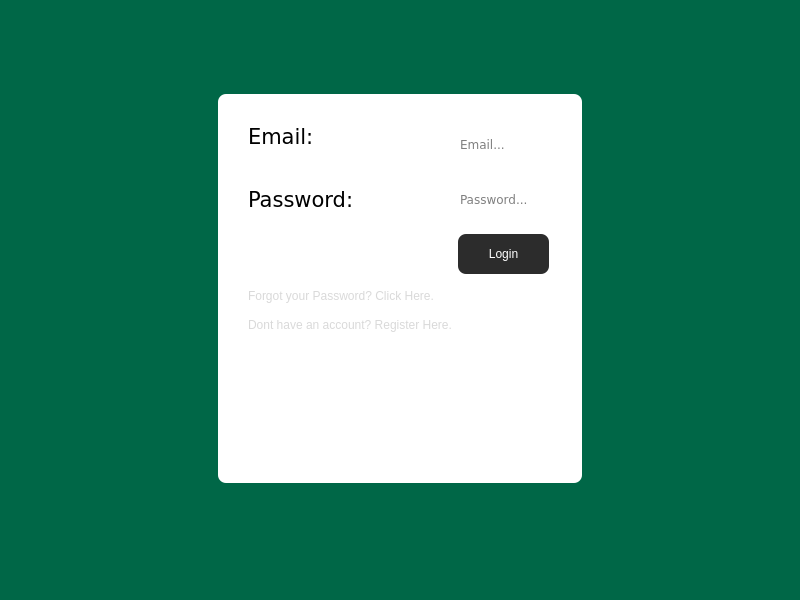
The window that loginwindow.ui (RyanLewis155/College-Portal-Project) describes before a commit, drawn with Qt 5.
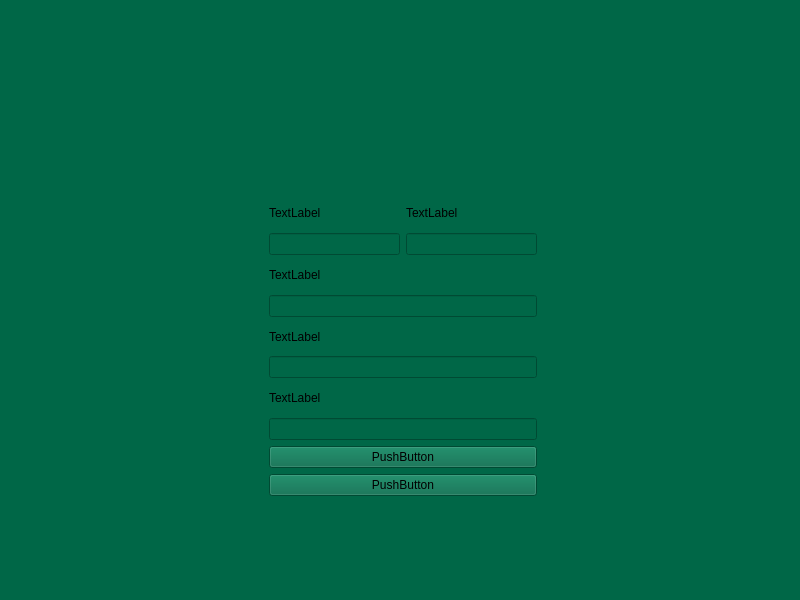
The same window after the commit. The open tabs and pages were chosen to show the change.

Patch:
```diff
--- a/loginwindow.ui
+++ b/loginwindow.ui
@@ -348,7 +348,108 @@
         </item>
        </layout>
       </widget>
-      <widget class="QWidget" name="page_2"/>
+      <widget class="QWidget" name="page_Registration">
+       <widget class="QWidget" name="layoutWidget">
+        <property name="geometry">
+         <rect>
+          <x>60</x>
+          <y>190</y>
+          <width>268</width>
+          <height>297</height>
+         </rect>
+        </property>
+        <layout class="QVBoxLayout" name="verticalLayout_6">
+         <item>
+          <layout class="QHBoxLayout" name="horizontalLayout_2">
+           <item>
+            <layout class="QVBoxLayout" name="verticalLayout">
+             <item>
+              <widget class="QLabel" name="label_FirstName">
+               <property name="text">
+                <string>TextLabel</string>
+               </property>
+              </widget>
+             </item>
+             <item>
+              <widget class="QLineEdit" name="lineEdit"/>
+             </item>
+            </layout>
+           </item>
+           <item>
+            <layout class="QVBoxLayout" name="verticalLayout_2">
+             <item>
+              <widget class="QLabel" name="label_LastName">
+               <property name="text">
+                <string>TextLabel</string>
+               </property>
+              </widget>
+             </item>
+             <item>
+              <widget class="QLineEdit" name="lineEdit_2"/>
+             </item>
+            </layout>
+           </item>
+          </layout>
+         </item>
+         <item>
+          <layout class="QVBoxLayout" name="verticalLayout_3">
+           <item>
+            <widget class="QLabel" name="label_3">
+             <property name="text">
+              <string>TextLabel</string>
+             </property>
+            </widget>
+           </item>
+           <item>
+            <widget class="QLineEdit" name="lineEdit_3"/>
+           </item>
+          </layout>
+         </item>
+         <item>
+          <layout class="QVBoxLayout" name="verticalLayout_4">
+           <item>
+            <widget class="QLabel" name="label_4">
+             <property name="text">
+              <string>TextLabel</string>
+             </property>
+            </widget>
+           </item>
+           <item>
+            <widget class="QLineEdit" name="lineEdit_4"/>
+           </item>
+          </layout>
+         </item>
+         <item>
+          <layout class="QVBoxLayout" name="verticalLayout_5">
+           <item>
+            <widget class="QLabel" name="label_5">
+             <property name="text">
+              <string>TextLabel</string>
+             </property>
+            </widget>
+           </item>
+           <item>
+            <widget class="QLineEdit" name="lineEdit_5"/>
+           </item>
+          </layout>
+         </item>
+         <item>
+          <widget class="QPushButton" name="pushButton">
+           <property name="text">
+            <string>PushButton</string>
+           </property>
+          </widget>
+         </item>
+         <item>
+          <widget class="QPushButton" name="pushButton_2">
+           <property name="text">
+            <string>PushButton</string>
+           </property>
+          </widget>
+         </item>
+        </layout>
+       </widget>
+      </widget>
      </widget>
     </item>
     <item>
```
Left out of the diff: 2 changed lines with no effect on the pictures.
